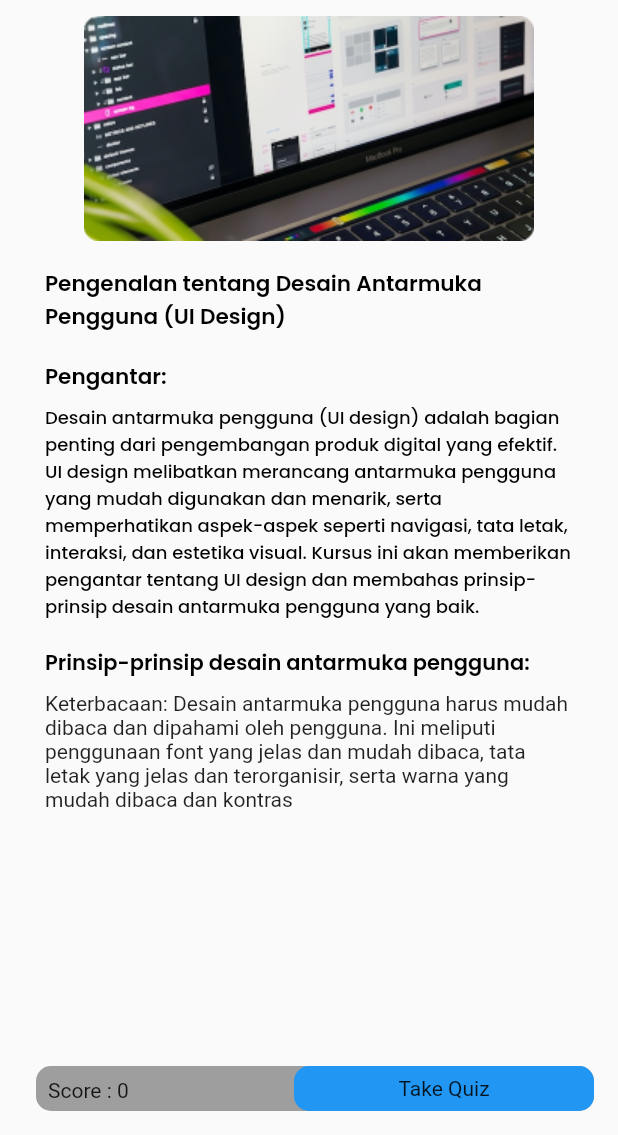
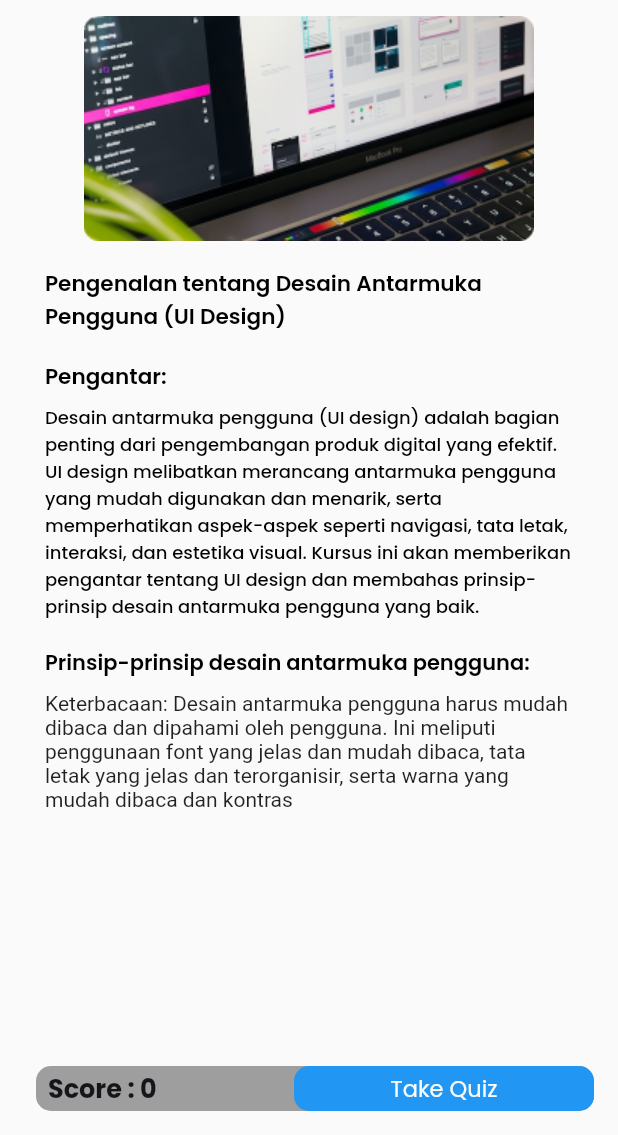
Before and after one commit to Capstone-Project-Kelompok-11/frontend-mobile-flutter, a Flutter app: the LessonsScreen screen opened directly, on a phone screen of 412 x 824 dp, the part 101-1236 px from its top. Run offline on Flutter 3.47's test engine with Material 2 defaults, Android fonts, the phone set to English and light mode, and no system bars; our stand-ins replace carousel_slider, cool_alert, flutter_rating_bar, flutter_svg, google_fonts, loading_animation_widget; missing offline and left inert: simple_animation_progress_bar.

Commit message:
setting button

```diff
--- a/lib/View/widgets/lesson/lesson_bottom.dart
+++ b/lib/View/widgets/lesson/lesson_bottom.dart
@@ -18,15 +18,20 @@ class LessonBottom extends StatelessWidget {
           mainAxisAlignment: MainAxisAlignment.spaceBetween,
           children: [
             Padding(
-              padding: const EdgeInsets.all(8.0),
-              child: Text('Score : 0'),
+              padding: const EdgeInsets.only(left: 8),
+              child: Text('Score : 0',style: blackTextStyle.copyWith(fontWeight:bold,fontSize: 17 ),),
             ),
-            Container(
-              width: 200,
-              height: 50,
-              decoration: BoxDecoration(
-                  color: Colors.blue, borderRadius: BorderRadius.circular(10)),
-              child: Center(child: Text('Take Quiz')),
+            InkWell(
+              onTap: (){
+                Navigator.push(context, MaterialPageRoute(builder: (context) => const QuizScreen()));
+              },
+              child: Container(
+                width: 200,
+                height: 50,
+                decoration: BoxDecoration(
+                    color: Colors.blue, borderRadius: BorderRadius.circular(10)),
+                child: Center(child: Text('Take Quiz',style: whiteTextStyle.copyWith(fontWeight: small,fontSize: 15),)),
+              ),
             ),
           ],
         ),
```
